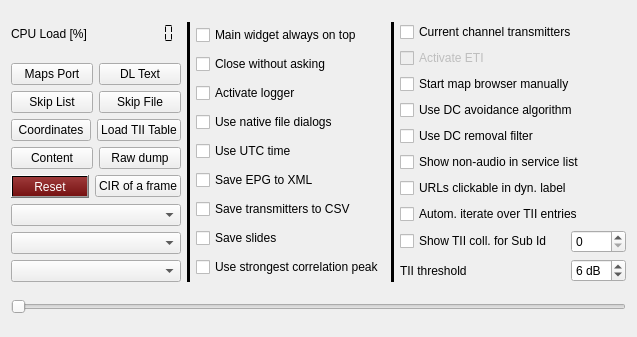
Qt form src/configuration/configuration.ui (tomneda/DABstar) before a commit.
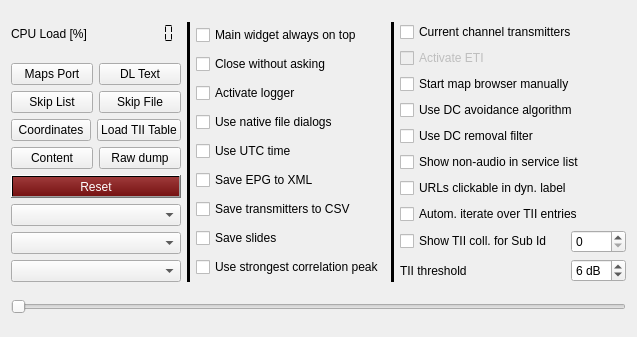
The same form after that commit.

Commit message: Added CIR button functionality in the UI and stylesheet

The edit to the form file:
```diff
--- a/src/configuration/configuration.ui
+++ b/src/configuration/configuration.ui
@@ -184,22 +184,6 @@
            </property>
           </widget>
          </item>
-         <item>
-          <widget class="QPushButton" name="cirButton">
-           <property name="sizePolicy">
-            <sizepolicy hsizetype="Preferred" vsizetype="Fixed">
-             <horstretch>0</horstretch>
-             <verstretch>0</verstretch>
-            </sizepolicy>
-           </property>
-           <property name="toolTip">
-            <string>&lt;html&gt;&lt;head/&gt;&lt;body&gt;&lt;p&gt;This will open a windows with CIR of the whole frame.&lt;/p&gt;&lt;/body&gt;&lt;/html&gt;</string>
-           </property>
-           <property name="text">
-            <string>CIR of a frame</string>
-           </property>
-          </widget>
-         </item>
         </layout>
        </item>
        <item>
```
The commit also changes 5 other files.
